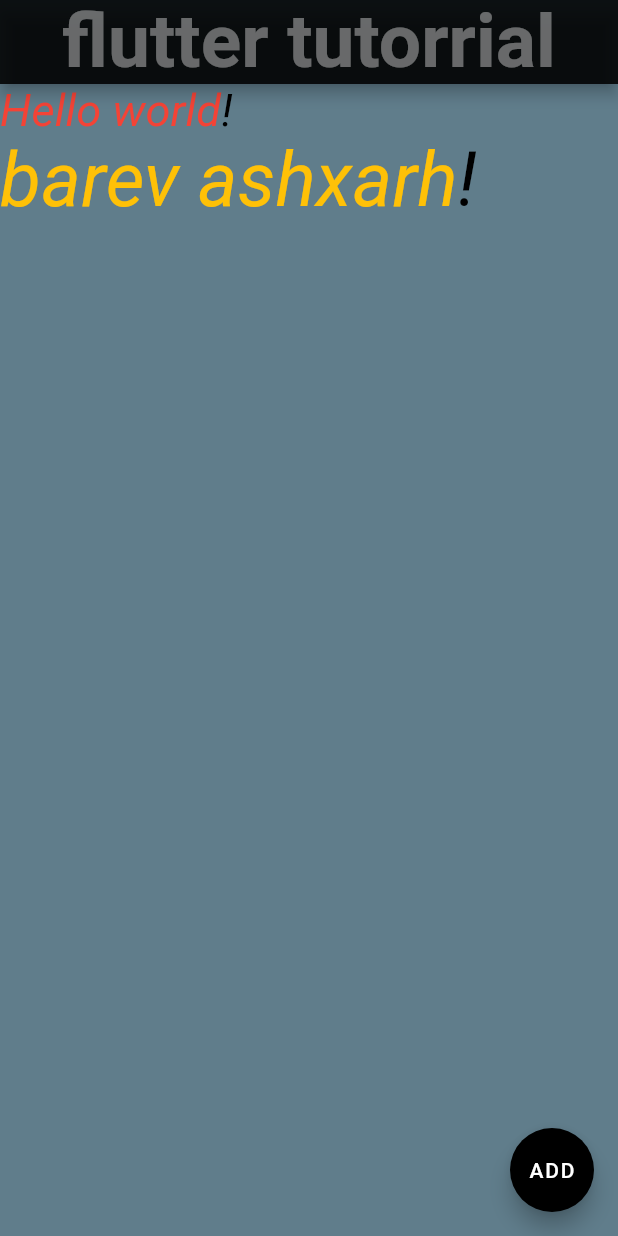
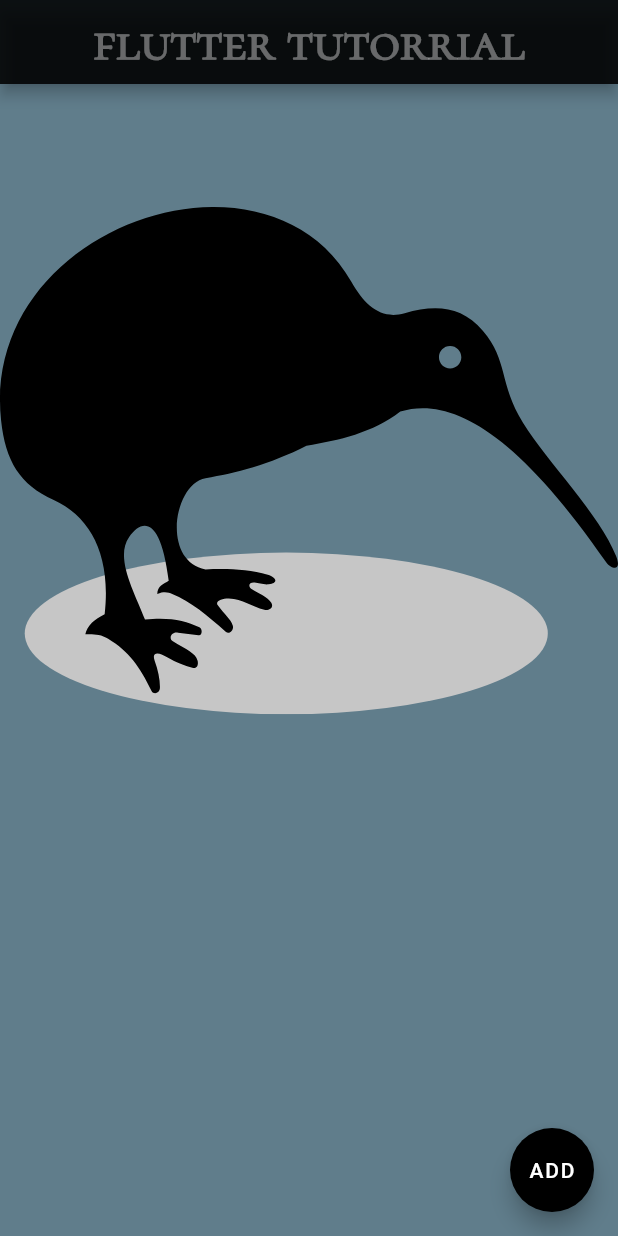
Before and after one commit to Noutice/dartflutter, a Flutter app: the screen it shows after launch, on a phone screen of 412 x 824 dp. Run offline on Flutter 3.47's test engine with Material 2 defaults, Android fonts, the phone set to English and light mode, and no system bars; our stand-ins replace flutter_svg.

```diff
--- a/lib/main.dart
+++ b/lib/main.dart
@@ -1,4 +1,5 @@
 import 'package:flutter/material.dart';
+import 'package:flutter_svg/flutter_svg.dart';
 
 void pressed() {
   print('pressed');
@@ -17,7 +18,7 @@ class FlutterTutorialApp extends StatelessWidget {
           title: const Text(
             'flutter tutorrial',
             style: TextStyle(
-              fontSize: 50.0,
+              fontSize: 35.0,
               fontStyle: FontStyle.normal,
               fontWeight: FontWeight.bold,
               color: Colors.white38,
@@ -27,31 +28,35 @@ class FlutterTutorialApp extends StatelessWidget {
           centerTitle: true,
           backgroundColor: Colors.black87,
         ),
-        body: RichText(
-          text: const TextSpan(
-              style: TextStyle(
-                fontSize: 30.0,
-                fontStyle: FontStyle.italic,
-                color: Colors.red,
-                fontFamily: "CormorantSC",
-              ),
-              children: <TextSpan>[
-                TextSpan(text: "Hello "),
-                TextSpan(text: "world"),
-                TextSpan(text: "!", style: TextStyle(color: Colors.black)),
-                TextSpan(
-                  style: TextStyle(
-                    color: Colors.amber,
-                    fontSize: 50.0,
-                  ),
-                  children: <TextSpan>[
-                    TextSpan(text: "\nbarev "),
-                    TextSpan(text: "ashxarh",),
-                    TextSpan(text: "!", style: TextStyle(color: Colors.black)),
-                  ],
-                ),
-              ]),
-        ),
+        body: SvgPicture.asset('assets/images/kiwi.svg'),
+        // const Image(
+          // image: AssetImage(
+              // 'assets/images/img1.jpg'),
+        // ),
+        // RichText(
+        //   text: const TextSpan(
+        //       style: TextStyle(
+        //         fontSize: 30.0,
+        //         fontStyle: FontStyle.italic,
+        //         color: Colors.red,
+        //       ),
+        //       children: <TextSpan>[
+        //         TextSpan(text: "Hello "),
+        //         TextSpan(text: "world"),
+        //         TextSpan(text: "!", style: TextStyle(color: Colors.black)),
+        //         TextSpan(
+        //           style: TextStyle(
+        //             color: Colors.amber,
+        //             fontSize: 50.0,
+        //           ),
+        //           children: <TextSpan>[
+        //             TextSpan(text: "\nbarev "),
+        //             TextSpan(text: "ashxarh",),
+        //             TextSpan(text: "!", style: TextStyle(color: Colors.black)),
+        //           ],
+        //         ),
+        //       ]),
+        // ),
         floatingActionButton: const FloatingActionButton(
           onPressed: pressed,
           backgroundColor: Colors.black,
```
Also changed, not shown: pubspec.yaml (+8 -9 lines), assets/fonts/CormorantSC-Bold.ttf (renamed from fonts/CormorantSC-Bold.ttf), assets/fonts/CormorantSC-Light.ttf (renamed from fonts/CormorantSC-Light.ttf), assets/fonts/CormorantSC-Medium.ttf (renamed from fonts/CormorantSC-Medium.ttf), assets/fonts/CormorantSC-Regular.ttf (renamed from fonts/CormorantSC-Regular.ttf), assets/fonts/CormorantSC-SemiBold.ttf (renamed from fonts/CormorantSC-SemiBold.ttf), assets/images/img1.jpg (added), assets/images/kiwi.svg (added), pubspec.lock.
